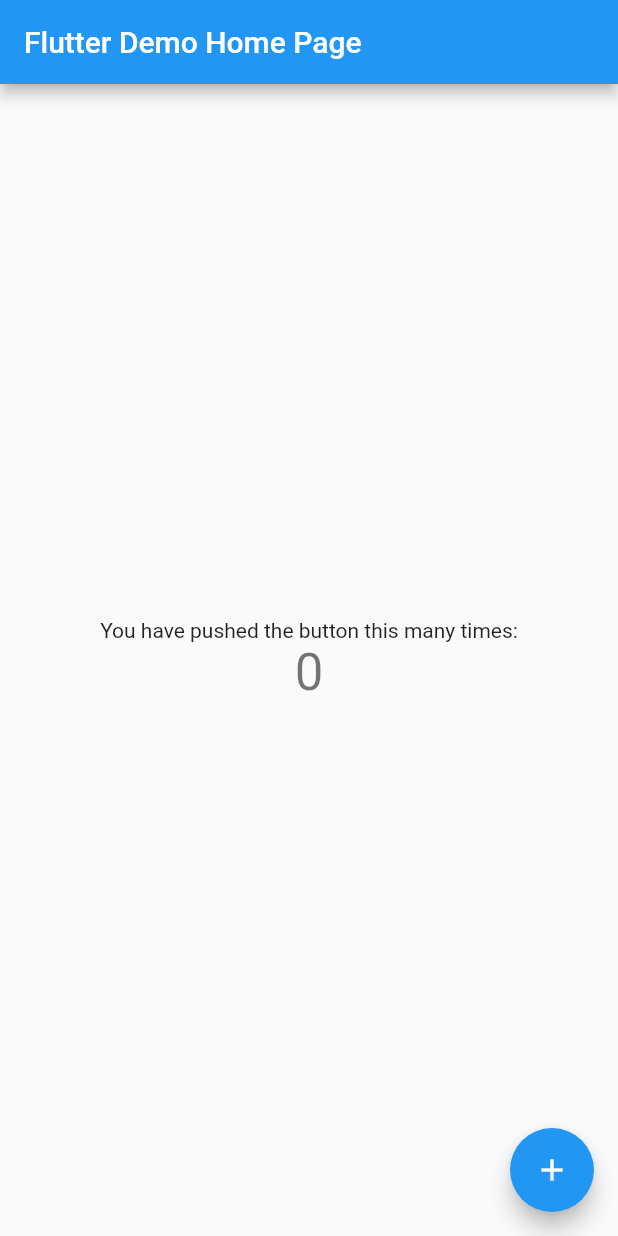
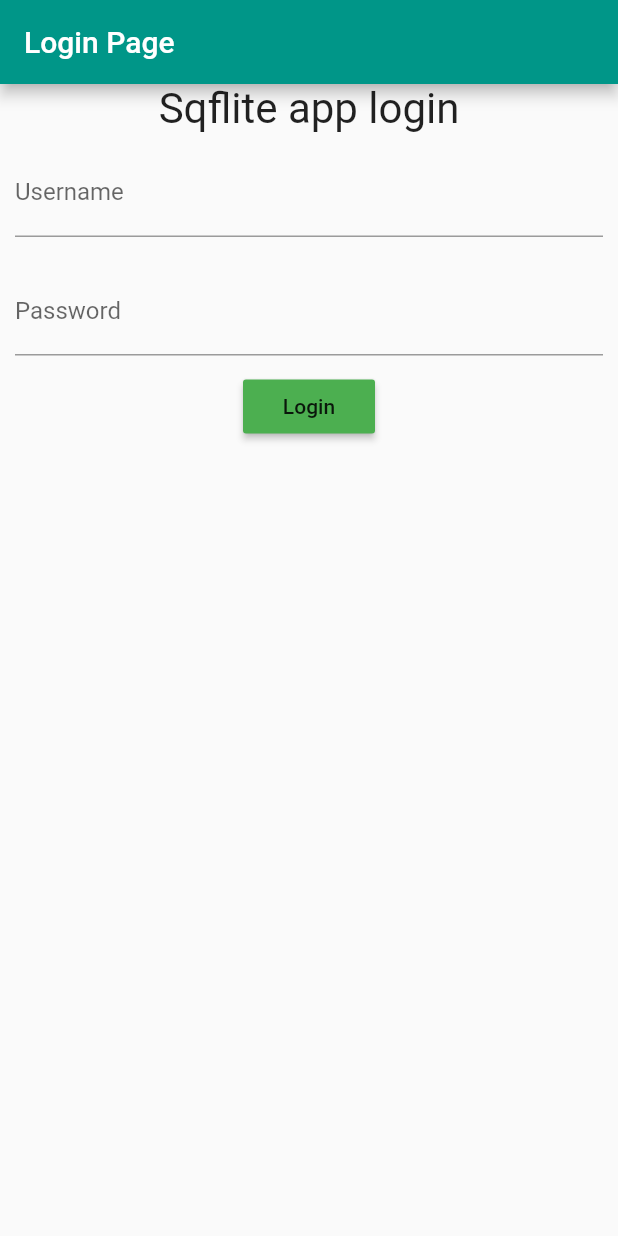
Before and after one commit to beTurka/flutter_sqflite-mvp-login, a Flutter app: the screen it shows after launch, on a phone screen of 412 x 824 dp. Run offline on Flutter 3.47's test engine with Material 2 defaults, Android fonts, the phone set to English and light mode, and no system bars; our stand-ins replace sqflite; accounts and stored records are empty.

```diff
--- /dev/null
+++ b/sqflite_mvp_login/lib/data/rest_data.dart
@@ -0,0 +1,13 @@
+import 'package:flutter/material.dart';
+import 'package:sqflite_mvp_login/utils/newtwork_util.dart';
+import 'package:sqflite_mvp_login/model/user_model';
+
+class RestData{
+  NetworkUtil _netUtil = new NetworkUtil();
+  static final BASE_URL = "";
+  static final LOGIN_URL = BASE_URL + "/";
+
+  Future<User> login(String username, String password){
+    return Future.value(new User(username, password));
+  }
+}
--- a/sqflite_mvp_login/lib/main.dart
+++ b/sqflite_mvp_login/lib/main.dart
@@ -1,111 +1,21 @@
 import 'package:flutter/material.dart';
+import 'package:sqflite_mvp_login/pages/home_page.dart';
+import 'package:sqflite_mvp_login/pages/login/login_page.dart';
+void main () => runApp(new MyApp());
 
-void main() => runApp(MyApp());
+final routes ={
+  '/login': (BuildContext context) => new LoginPage(),
+  '/login': (BuildContext context) => new HomePage(),
+  '/': (BuildContext context) => new LoginPage(),
+};
 
 class MyApp extends StatelessWidget {
-  // This widget is the root of your application.
   @override
   Widget build(BuildContext context) {
-    return MaterialApp(
-      title: 'Flutter Demo',
-      theme: ThemeData(
-        // This is the theme of your application.
-        //
-        // Try running your application with "flutter run". You'll see the
-        // application has a blue toolbar. Then, without quitting the app, try
-        // changing the primarySwatch below to Colors.green and then invoke
-        // "hot reload" (press "r" in the console where you ran "flutter run",
-        // or simply save your changes to "hot reload" in a Flutter IDE).
-        // Notice that the counter didn't reset back to zero; the application
-        // is not restarted.
-        primarySwatch: Colors.blue,
-      ),
-      home: MyHomePage(title: 'Flutter Demo Home Page'),
+    return new MaterialApp(
+      title: 'Sqflite app',
+      theme: new ThemeData(primarySwatch: Colors.teal),
+      routes: routes,
     );
   }
 }
-
-class MyHomePage extends StatefulWidget {
-  MyHomePage({Key key, this.title}) : super(key: key);
-
-  // This widget is the home page of your application. It is stateful, meaning
-  // that it has a State object (defined below) that contains fields that affect
-  // how it looks.
-
-  // This class is the configuration for the state. It holds the values (in this
-  // case the title) provided by the parent (in this case the App widget) and
-  // used by the build method of the State. Fields in a Widget subclass are
-  // always marked "final".
-
-  final String title;
-
-  @override
-  _MyHomePageState createState() => _MyHomePageState();
-}
-
-class _MyHomePageState extends State<MyHomePage> {
-  int _counter = 0;
-
-  void _incrementCounter() {
-    setState(() {
-      // This call to setState tells the Flutter framework that something has
-      // changed in this State, which causes it to rerun the build method below
-      // so that the display can reflect the updated values. If we changed
-      // _counter without calling setState(), then the build method would not be
-      // called again, and so nothing would appear to happen.
-      _counter++;
-    });
-  }
-
-  @override
-  Widget build(BuildContext context) {
-    // This method is rerun every time setState is called, for instance as done
-    // by the _incrementCounter method above.
-    //
-    // The Flutter framework has been optimized to make rerunning build methods
-    // fast, so that you can just rebuild anything that needs updating rather
-    // than having to individually change instances of widgets.
-    return Scaffold(
-      appBar: AppBar(
-        // Here we take the value from the MyHomePage object that was created by
-        // the App.build method, and use it to set our appbar title.
-        title: Text(widget.title),
-      ),
-      body: Center(
-        // Center is a layout widget. It takes a single child and positions it
-        // in the middle of the parent.
-        child: Column(
-          // Column is also a layout widget. It takes a list of children and
-          // arranges them vertically. By default, it sizes itself to fit its
-          // children horizontally, and tries to be as tall as its parent.
-          //
-          // Invoke "debug painting" (press "p" in the console, choose the
-          // "Toggle Debug Paint" action from the Flutter Inspector in Android
-          // Studio, or the "Toggle Debug Paint" command in Visual Studio Code)
-          // to see the wireframe for each widget.
-          //
-          // Column has various properties to control how it sizes itself and
-          // how it positions its children. Here we use mainAxisAlignment to
-          // center the children vertically; the main axis here is the vertical
-          // axis because Columns are vertical (the cross axis would be
-          // horizontal).
-          mainAxisAlignment: MainAxisAlignment.center,
-          children: <Widget>[
-            Text(
-              'You have pushed the button this many times:',
-            ),
-            Text(
-              '$_counter',
-              style: Theme.of(context).textTheme.display1,
-            ),
-          ],
-        ),
-      ),
-      floatingActionButton: FloatingActionButton(
-        onPressed: _incrementCounter,
-        tooltip: 'Increment',
-        child: Icon(Icons.add),
-      ), // This trailing comma makes auto-formatting nicer for build methods.
-    );
-  }
-}
--- /dev/null
+++ b/sqflite_mvp_login/lib/pages/login/login_page.dart
@@ -0,0 +1,109 @@
+import 'package:flutter/material.dart';
+import 'package:sqflite_mvp_login/data/database_helper.dart';
+import 'package:sqflite_mvp_login/model/user_model';
+import 'package:sqflite_mvp_login/pages/login/login_presenter.dart';
+
+class LoginPage extends StatefulWidget{
+  @override
+  _LoginPageState createState() => _LoginPageState();
+}
+
+class _LoginPageState extends State<LoginPage> implements LoginPageContract{
+
+  BuildContext _ctx;
+  bool _isLoading;
+  final formKey = new GlobalKey<FormState>();
+  final scaffoldKey = new GlobalKey<ScaffoldState>();
+
+  String _username, _password;
+
+  LoginPagePresenter _presenter;
+
+  _LoginPageState(){
+    _presenter = new LoginPagePresenter(this);
+  }
+
+  void _submit(){
+    final form = formKey.currentState;
+
+    if(form.validate()){
+      setState(() {
+        _isLoading = true;
+        form.save();
+
+      });
+      _presenter.doLogin(_username, _password);
+    }
+  }
+
+  void _showSnackbar(String text){
+    scaffoldKey.currentState.showSnackBar(new SnackBar(
+      content: new Text(text)
+    ));
+  }
+
+  @override
+  Widget build(BuildContext context) {
+    _ctx = context;
+    var loginBtn = new RaisedButton(onPressed: _submit, child: new Text("Login"), color: Colors.green,);
+    var loginForm = new Column(
+
+      children: <Widget>[
+      new Text("Sqflite app login", textScaleFactor: 2.0,),
+      new Form(key: formKey, child: new Column(children: <Widget>[
+        new Padding(padding: const EdgeInsets.all(10.0),
+        child: new TextFormField(
+          onSaved: (val) => _username = val,
+          decoration: new InputDecoration(labelText: "Username"),
+        )),
+
+        new Padding(padding: const EdgeInsets.all(10.0),
+        child: new TextFormField(
+          onSaved: (val) => _password = val,
+          decoration: new InputDecoration(labelText: "Password"),
+        ),),
+
+      ],),
+      ),
+      loginBtn
+    ],
+    crossAxisAlignment: CrossAxisAlignment.center,
+    );
+
+    return new Scaffold(
+      appBar: AppBar(title: new Text("Login Page"),),
+      key: scaffoldKey,
+      body: new Container(
+        child: Center(
+          child: loginForm,
+        )
+      ),
+
+    );
+  }
+
+  @override
+  void onLoginError(String error) {
+    // TODO: implement onLoginError
+
+    _showSnackbar(error.toString());
+
+    setState(() async{
+      _isLoading = false;
+    });
+  }
+
+  @override
+  void onLoginSuccess(User user) {
+    // TODO: implement onLoginSuccess
+
+    _showSnackbar(user.username.toString());
+    setState(() {
+      _isLoading = false;
+    });
+
+      var db = new DataBaseHelper();
+      db.saveUser(user);
+      Navigator.of(context).pushNamed('/home');
+  }
+}
--- /dev/null
+++ b/sqflite_mvp_login/lib/pages/login/login_presenter.dart
@@ -0,0 +1,17 @@
+import 'package:sqflite_mvp_login/data/rest_data.dart';
+import 'package:sqflite_mvp_login/model/user_model';
+
+abstract class LoginPageContract{
+  void onLoginSuccess(User user);
+  void onLoginError(String error);
+}
+
+class LoginPagePresenter{
+  LoginPageContract _view;
+  RestData api = new RestData();
+  LoginPagePresenter(this._view);
+
+  doLogin(String username, String password){
+    api.login(username, password).then((user) => _view.onLoginSuccess(user)).catchError((onError) => _view.onLoginError(onError));
+  }
+}
--- a/sqflite_mvp_login/pubspec.yaml
+++ b/sqflite_mvp_login/pubspec.yaml
@@ -19,6 +19,8 @@ environment:
 dependencies:
   flutter:
     sdk: flutter
+  sqflite: any
+  path_provider: ^0.4.0
 
   # The following adds the Cupertino Icons font to your application.
   # Use with the CupertinoIcons class for iOS style icons.
```
Also changed, not shown: sqflite_mvp_login/lib/data/database_helper.dart (added, +50 -0 lines), sqflite_mvp_login/lib/pages/home_page.dart (added, +15 -0 lines), sqflite_mvp_login/lib/utils/newtwork_util.dart (added, +9 -0 lines), sqflite_mvp_login/pubspec.lock, 1 other file.
